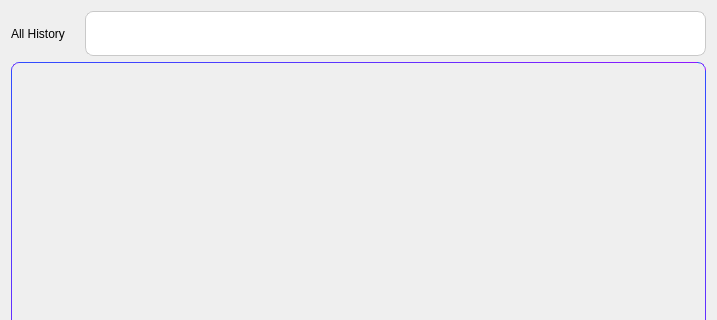
Above: widget/Setting/SoundBot/WHistoryDiaPage.ui from yechaoGitHub/AI before the change; both pictures show x 0 to 717 and y 0 to 320 of the 717 by 573 pixel window. Below: the same form after it.
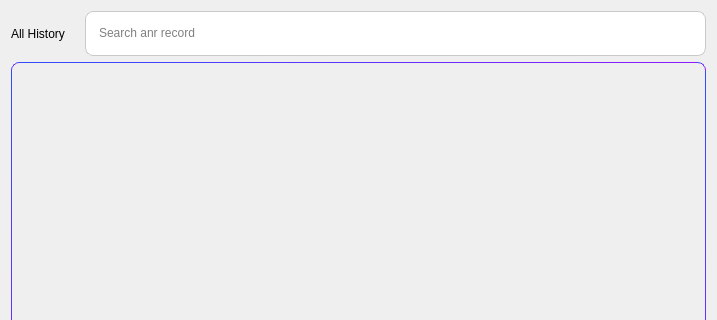
That is the form after the change. Icons and pictures are not drawn. Custom widgets are drawn as their Qt base class.

The edit to the form file:
```diff
--- a/widget/Setting/SoundBot/WHistoryDiaPage.ui
+++ b/widget/Setting/SoundBot/WHistoryDiaPage.ui
@@ -151,6 +151,9 @@
             <height>40</height>
            </size>
           </property>
+          <property name="placeholderText">
+           <string>Search anr record</string>
+          </property>
          </widget>
         </item>
         <item>
```
